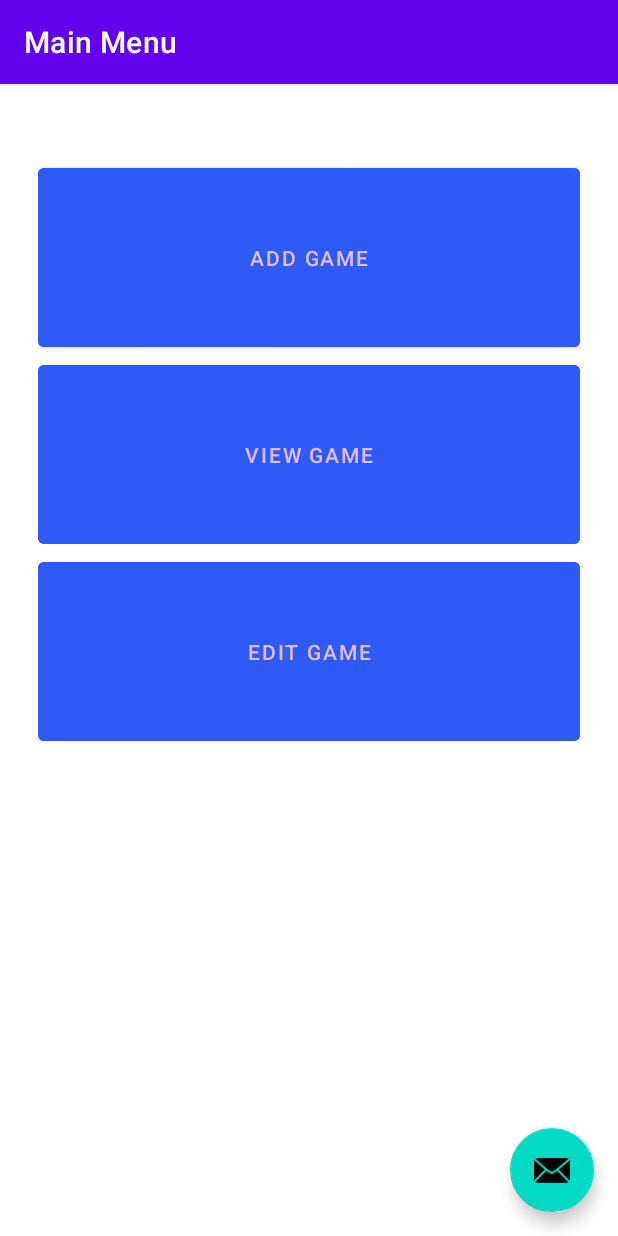
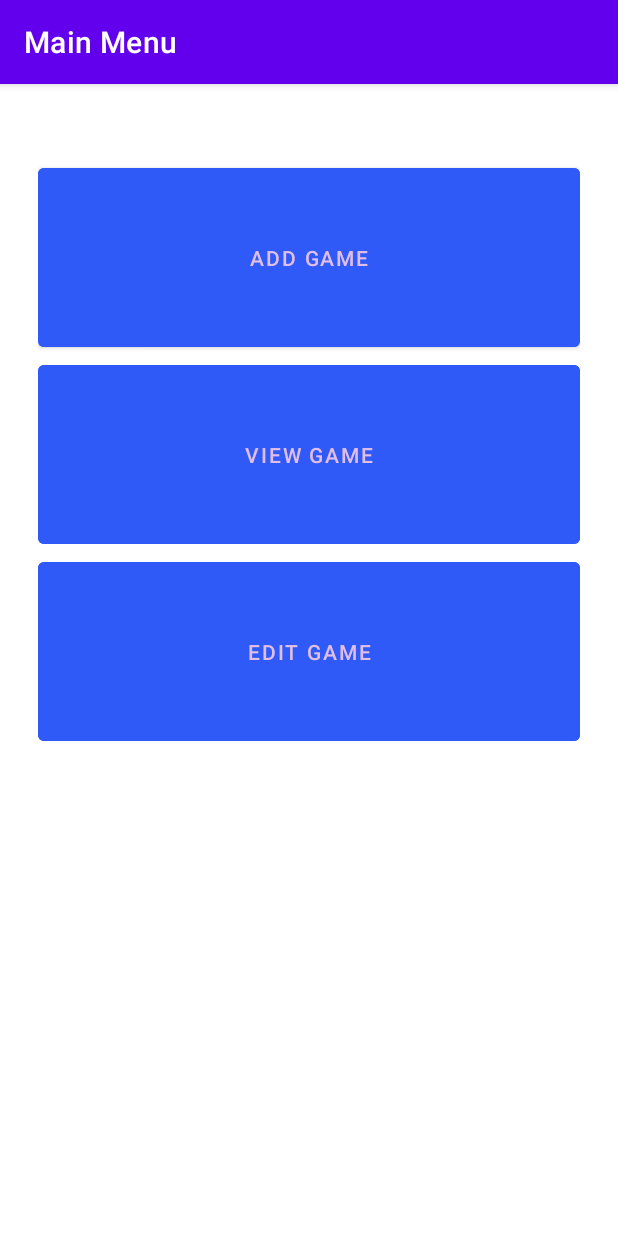
Before and after one commit to DavidKnight46/LibraryAppKotlinV2, an Android app: the viewActivity screen opened directly, with no data from a screen before it, on a phone screen of 412 x 824 dp. Run offline under Robolectric (Android 15) with nearby library versions, the phone set to English and light mode, and no system bars; our stand-ins replace navigation-ui.

Commit message:
Further implementation - buttons

```diff
--- a/app/src/main/java/com/example/libraryserviceandroidv2/libraryservice/activities/ActivitySelection.kt
+++ b/app/src/main/java/com/example/libraryserviceandroidv2/libraryservice/activities/ActivitySelection.kt
@@ -32,10 +32,10 @@ class viewActivity : AppCompatActivity() {
         appBarConfiguration = AppBarConfiguration(navController.graph)
         setupActionBarWithNavController(navController, appBarConfiguration)
 
-        binding.fab.setOnClickListener { view ->
-            Snackbar.make(view, "Replace with your own action", Snackbar.LENGTH_LONG)
-                .setAction("Action", null).show()
-        }
+//        binding.fab.setOnClickListener { view ->
+//            Snackbar.make(view, "Replace with your own action", Snackbar.LENGTH_LONG)
+//                .setAction("Action", null).show()
+//        }
     }
 
     override fun onSupportNavigateUp(): Boolean {
--- a/app/src/main/java/com/example/libraryserviceandroidv2/libraryservice/adapters/ViewGamesRecyclerAdapter.kt
+++ b/app/src/main/java/com/example/libraryserviceandroidv2/libraryservice/adapters/ViewGamesRecyclerAdapter.kt
@@ -4,6 +4,7 @@ import android.view.LayoutInflater
 import android.view.View
 import android.view.ViewGroup
 import android.widget.ImageView
+import android.widget.RatingBar
 import android.widget.TextView
 import androidx.recyclerview.widget.RecyclerView
 import com.example.libraryserviceandroidv2.R
@@ -26,17 +27,19 @@ class ViewGamesRecyclerAdapter(val userList: List<GameEntity>) : RecyclerView.Ad
         var iGamePlatform = p0.itemView.findViewById<TextView>(R.id.gamePlatformText)
         var iGameGenre = p0.itemView.findViewById<TextView>(R.id.gameGenreText)
         var iGameReleaseDate = p0.itemView.findViewById<TextView>(R.id.gameReleaseDateText)
+        var iGameRatingBar = p0.itemView.findViewById<RatingBar>(R.id.ratingBarCard)
 
         iGameText.setText(userList[p1].gameName)
         iGamePlatform.setText(userList[p1].gamePlatform)
         iGameGenre.setText(userList[p1].gameGenre)
         iGameReleaseDate.setText(userList[p1].releaseDate)
+        iGameRatingBar.rating = userList[p1].rating
 
         Picasso
             .get()
             .load(userList[p1].imageUri)
             .placeholder(R.drawable.download)
-            .resize(500,500)
+            .resize(450,450)
             .into(p0.itemView.findViewById<ImageView>(R.id.gameimage))
 
     }
--- a/app/src/main/java/com/example/libraryserviceandroidv2/libraryservice/fragments/FirstFragment.kt
+++ b/app/src/main/java/com/example/libraryserviceandroidv2/libraryservice/fragments/FirstFragment.kt
@@ -33,9 +33,6 @@ class FirstFragment : Fragment() {
     override fun onViewCreated(view: View, savedInstanceState: Bundle?) {
         super.onViewCreated(view, savedInstanceState)
 
-//        binding.buttonFirst.setOnClickListener {
-//            findNavController().navigate(R.id.action_FirstFragment_to_SecondFragment)
-//        }
     }
 
     override fun onDestroyView() {
--- a/app/src/main/res/layout/activity_view.xml
+++ b/app/src/main/res/layout/activity_view.xml
@@ -23,13 +23,13 @@
 
     <include layout="@layout/content_view" />
 
-    <com.google.android.material.floatingactionbutton.FloatingActionButton
-        android:id="@+id/fab"
-        android:layout_width="wrap_content"
-        android:layout_height="wrap_content"
-        android:layout_gravity="bottom|end"
-        android:layout_marginEnd="@dimen/fab_margin"
-        android:layout_marginBottom="16dp"
-        app:srcCompat="@android:drawable/ic_dialog_email" />
+<!--    <com.google.android.material.floatingactionbutton.FloatingActionButton-->
+<!--        android:id="@+id/fab"-->
+<!--        android:layout_width="wrap_content"-->
+<!--        android:layout_height="wrap_content"-->
+<!--        android:layout_gravity="bottom|end"-->
+<!--        android:layout_marginEnd="@dimen/fab_margin"-->
+<!--        android:layout_marginBottom="16dp"-->
+<!--        app:srcCompat="@android:drawable/ic_dialog_email" />-->
 
 </androidx.coordinatorlayout.widget.CoordinatorLayout>
```
Also changed, not shown: app/src/main/res/layout/cardviewlayout.xml (+7 -0 lines).
